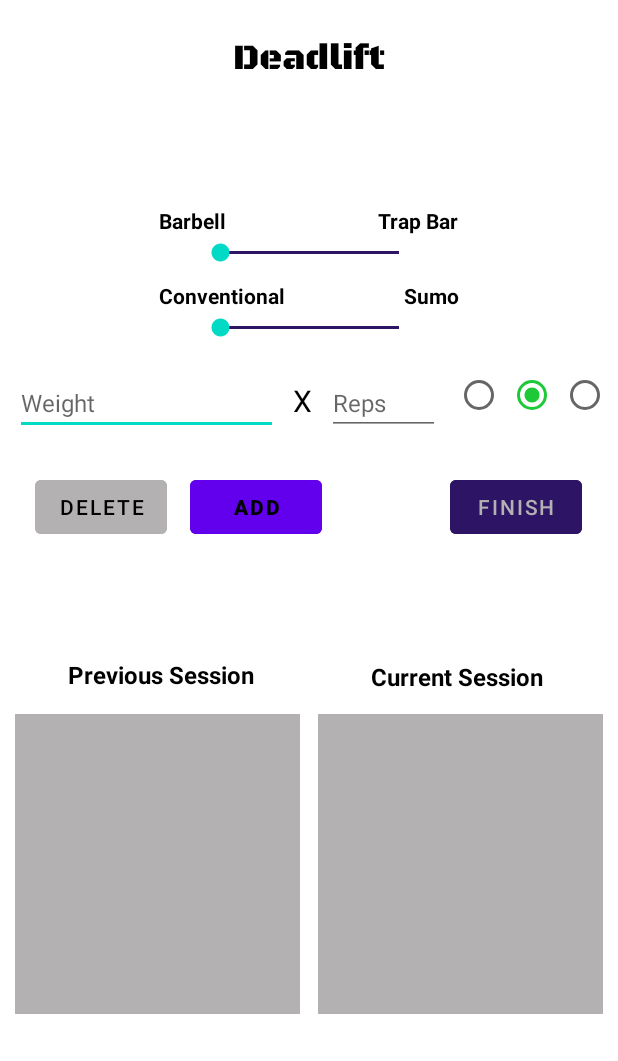
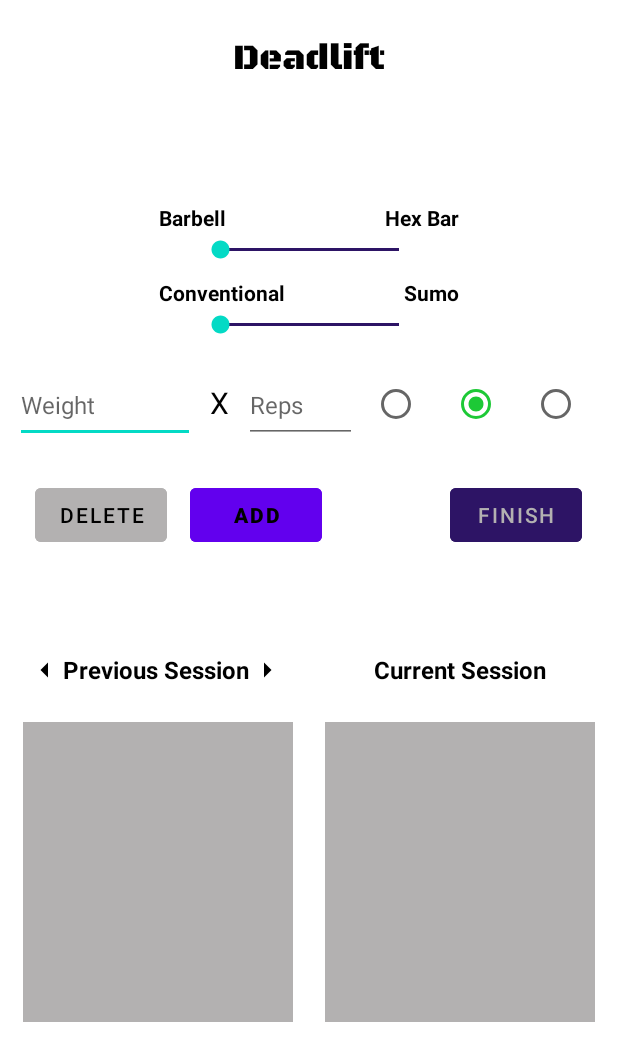
Before and after one commit to NegativeDistance/SimpleLifts, an Android app: the screen it shows after launch once a user with an empty profile is signed in (ActiveLift), after a tap on "DEADLIFT", on a phone screen of 412 x 824 dp. Shown: the top 1061 px of the screen. Run offline under Robolectric (Android 15) with nearby library versions, the phone set to English and light mode, and no system bars; our stand-ins replace Firebase (no records; nobody signed in at launch, a user with empty details on screens opened directly).

Commit message:
Working on Deadlift mode, need to finish a few seek actions -Added Squat mode -Added Buttons for Scrolling through old sessions
Next: Finish up Deadlift and Squat
Then: Add timestamps and functionality to look through all old sessions

```diff
--- a/app/src/main/java/com/petrus/simplelifts/ActiveLift.java
+++ b/app/src/main/java/com/petrus/simplelifts/ActiveLift.java
@@ -31,10 +31,8 @@ public class ActiveLift extends AppCompatActivity
     FirebaseAuth auth = FirebaseAuth.getInstance();
     FirebaseFirestore database;
 
-    ArrayList<SessionModel> sessionModelsPrevious;
-    ArrayList<SessionModel> sessionModelsCurrent;
-    Session_RecyclerViewAdapter adapterPrevious;
-    Session_RecyclerViewAdapter adapterCurrent;
+    ArrayList<SessionModel> sessionModelsPrevious, sessionModelsCurrent;
+    Session_RecyclerViewAdapter adapterPrevious, adapterCurrent;
 
     TextView textViewTitle;
     TextView textViewTopSeek2;
@@ -44,12 +42,12 @@ public class ActiveLift extends AppCompatActivity
     Button add, delete, finish;
     EditText weight, reps;
 
-    SeekBar seekBarDB;
-    SeekBar seekBarSelectTwo;
-    SeekBar seekBarSelectThree;
+    SeekBar seekBarBarType, seekBarSelectTwo, seekBarSelectThree;
 
     String uid;
     String lift;
+    String benchFlatBB, benchFlatDB, benchInclineBB, benchInclineDB, benchDeclineBB, benchDeclineDB, squatHighBB, squatLowBB, squatFrontBB,
+            deadliftConvBB, deadliftConvHex, deadliftSumoBB;
 
     int position = 0;
     String difficulty;
@@ -86,7 +84,7 @@ public class ActiveLift extends AppCompatActivity
         textViewBottomSeek2 = findViewById(R.id.textViewBottomSeek2);
         textViewBottomSeek3 = findViewById(R.id.textViewBottomSeek3);
 
-        seekBarDB = findViewById(R.id.seekBarDB);
+        seekBarBarType = findViewById(R.id.seekBarBarType);
         seekBarSelectThree = findViewById(R.id.seekBarSelectThree);
         seekBarSelectTwo = findViewById(R.id.seekBarSelectTwo);
 
@@ -101,45 +99,81 @@ public class ActiveLift extends AppCompatActivity
         weight = findViewById(R.id.editTextWeight);
         reps = findViewById(R.id.editTextReps);
 
+        benchFlatBB = getString(R.string.benchFlatBB);
+        benchFlatDB = getString(R.string.benchFlatDB);
+        benchInclineBB = getString(R.string.benchInclineBB);
+        benchInclineDB = getString(R.string.benchInclineDB);
+        benchDeclineBB = getString(R.string.benchInclineBB);
+        benchDeclineDB = getString(R.string.benchInclineDB);
+        squatHighBB = getString(R.string.squatHighBB);
+        squatLowBB = getString(R.string.squatLowBB);
+        squatFrontBB = getString(R.string.squatFrontBB);
+        deadliftConvBB = getString(R.string.deadliftConvBB);
+        deadliftConvHex = getString(R.string.deadliftConvHex);
+        deadliftSumoBB = getString(R.string.deadliftSumoBB);
+
         setup(mode);
 
-        fetchData(sessionModelsPrevious, adapterPrevious);
-
-        seekBarDB.setOnSeekBarChangeListener(new SeekBar.OnSeekBarChangeListener()
+        seekBarBarType.setOnSeekBarChangeListener(new SeekBar.OnSeekBarChangeListener()
         {
             @Override
             public void onProgressChanged(SeekBar seekBar, int progress, boolean b)
             {
+                switch (mode)
+                {
+                    case "bench":
                         if (progress == 0)
                         {
                             if (seekBarSelectThree.getProgress() == 0)
                             {
-                        lift = "benchDeclineBB";
+                                lift = benchDeclineBB;
                             }
                             else if (seekBarSelectThree.getProgress() == 1)
                             {
-                        lift = "benchFlatBB";
+                                lift = benchFlatBB;
                             }
                             else if (seekBarSelectThree.getProgress() == 2)
                             {
-                        lift = "benchInclineBB";
+                                lift = benchInclineBB;
                             }
                         }
                         else if (progress == 1)
                         {
                             if (seekBarSelectThree.getProgress() == 0)
                             {
-                        lift = "benchDeclineDB";
+                                lift = benchDeclineDB;
                             }
                             else if (seekBarSelectThree.getProgress() == 1)
                             {
-                        lift = "benchFlatDB";
+                                lift = benchFlatDB;
                             }
                             else if (seekBarSelectThree.getProgress() == 2)
                             {
-                        lift = "benchInclineDB";
+                                lift = benchInclineDB;
                             }
                         }
+                        break;
+
+                    case "deadlift":
+                        if (progress == 0)
+                        {
+                            if  (seekBarSelectTwo.getProgress() == 0)
+                            {
+                                lift = deadliftConvBB;
+                            }
+                            else if (seekBarSelectTwo.getProgress() == 1)
+                            {
+                                lift = deadliftSumoBB;
+                            }
+                        }
+                        else if (progress == 1)
+                        {
+                            seekBarSelectTwo.setProgress(0);
+                            lift = deadliftConvHex;
+                        }
+                        break;
+                }
+
                 fetchData(sessionModelsPrevious, adapterPrevious);
                 Log.d("switch", "current lift: " + lift);
             }
@@ -164,35 +198,35 @@ public class ActiveLift extends AppCompatActivity
             {
                 if (progress == 0)
                 {
-                    if (seekBarDB.getProgress() == 0)
+                    if (seekBarBarType.getProgress() == 0)
                     {
-                        lift = "benchDeclineBB";
+                        lift = benchDeclineBB;
                     }
-                    else if (seekBarDB.getProgress() == 1)
+                    else if (seekBarBarType.getProgress() == 1)
                     {
-                        lift = "benchDeclineDB";
+                        lift = benchDeclineDB;
                     }
                 }
                 else if (progress == 1)
                 {
-                    if (seekBarDB.getProgress() == 0)
+                    if (seekBarBarType.getProgress() == 0)
                     {
-                        lift = "benchFlatBB";
+                        lift = benchFlatBB;
                     }
-                    else if (seekBarDB.getProgress() == 1)
+                    else if (seekBarBarType.getProgress() == 1)
                     {
-                        lift = "benchFlatDB";
+                        lift = benchFlatDB;
                     }
                 }
                 else if (progress == 2)
                 {
-                    if (seekBarDB.getProgress() == 0)
+                    if (seekBarBarType.getProgress() == 0)
                     {
-                        lift = "benchInclineBB";
+                        lift = benchInclineBB;
                     }
-                    else if (seekBarDB.getProgress() == 1)
+                    else if (seekBarBarType.getProgress() == 1)
                     {
-                        lift = "benchInclineDB";
+                        lift = benchInclineDB;
                     }
                 }
                 fetchData(sessionModelsPrevious, adapterPrevious);
@@ -207,6 +241,52 @@ public class ActiveLift extends AppCompatActivity
             @Override
             public void onStopTrackingTouch(SeekBar seekBar)
             {
+            }
+        });
+
+        seekBarSelectTwo.setOnSeekBarChangeListener(new SeekBar.OnSeekBarChangeListener()
+        {
+            @Override
+            public void onProgressChanged(SeekBar seekBar, int progress, boolean b)
+            {
+                switch (mode)
+                {
+                    case "ohpress":
+                        break;
+
+                    case "deadlift":
+                        if (progress == 0)
+                        {
+                            if (seekBarBarType.getProgress() == 0)
+                            {
+                                lift = deadliftConvBB;
+                            }
+                            else if (seekBarBarType.getProgress() == 1)
+                            {
+                                lift = deadliftSumoBB;
+                            }
+                        }
+                        else if (progress == 1)
+                        {
+                            seekBarBarType.setProgress(0);
+                            lift = deadliftConvHex;
+                        }
+                        break;
+                }
+                fetchData(sessionModelsPrevious, adapterPrevious);
+                Log.d("switch", "current lift: " + lift);
+            }
+
+            @Override
+            public void onStartTrackingTouch(SeekBar seekBar)
+            {
+
+            }
+
+            @Override
+            public void onStopTrackingTouch(SeekBar seekBar)
+            {
+
             }
         });
 
@@ -303,7 +383,7 @@ public class ActiveLift extends AppCompatActivity
         switch(mode)
         {
             case "bench":
-                lift = "benchFlatBB";
+                lift = benchFlatBB;
                 textViewTitle.setText(R.string.bench);
                 textViewTopSeek2.setText(R.string.db);
 
@@ -314,10 +394,23 @@ public class ActiveLift extends AppCompatActivity
                 textViewBottomSeek2.setText(R.string.flat);
                 textViewBottomSeek3.setText(R.string.incline);
                 break;
+
+            case "squat":
+                lift = squatHighBB;
+                textViewTitle.setText(R.string.squat);
+
+                seekBarSelectThree.setVisibility(View.VISIBLE);
+                seekBarSelectTwo.setVisibility(View.INVISIBLE);
+                textViewBottomSeek1.setText(R.string.lowbar);
+                textViewBottomSeek2.setVisibility(View.VISIBLE);
+                textViewBottomSeek2.setText(R.string.highbar);
+                textViewBottomSeek3.setText(R.string.frontsquat);
+                break;
+
             case "deadlift":
-                lift = "deadliftConvBB";
+                lift = benchFlatBB;
                 textViewTitle.setText(R.string.deadlift);
-                textViewTopSeek2.setText(R.string.trapbar);
+                textViewTopSeek2.setText(R.string.hexbar);
 
                 seekBarSelectThree.setVisibility(View.INVISIBLE);
                 seekBarSelectTwo.setVisibility(View.VISIBLE);
@@ -326,6 +419,7 @@ public class ActiveLift extends AppCompatActivity
                 textViewBottomSeek3.setText(R.string.sumo);
                 break;
         }
+        fetchData(sessionModelsPrevious, adapterPrevious);
     }
 
     private void fetchData(ArrayList<SessionModel> previous, Session_RecyclerViewAdapter adapter)
--- a/app/src/main/java/com/petrus/simplelifts/MainActivity.java
+++ b/app/src/main/java/com/petrus/simplelifts/MainActivity.java
@@ -41,6 +41,13 @@ public class MainActivity extends AppCompatActivity
             startActivity(intent);
         });
 
+        buttonSquat.setOnClickListener(view ->
+        {
+            Intent intent = new Intent(MainActivity.this, ActiveLift.class);
+            intent.putExtra("mode", "squat");
+            startActivity(intent);
+        });
+
         buttonDeadlift.setOnClickListener(view ->
         {
             Intent intent = new Intent(MainActivity.this, ActiveLift.class);
--- /dev/null
+++ b/app/src/main/res/drawable/arrow_left.xml
@@ -0,0 +1,5 @@
+<vector android:autoMirrored="true" android:height="24dp"
+    android:tint="#000000" android:viewportHeight="24"
+    android:viewportWidth="24" android:width="24dp" xmlns:android="http://schemas.android.com/apk/res/android">
+    <path android:fillColor="@android:color/white" android:pathData="M14,7l-5,5 5,5V7z"/>
+</vector>
--- /dev/null
+++ b/app/src/main/res/drawable/arrow_right.xml
@@ -0,0 +1,5 @@
+<vector android:autoMirrored="true" android:height="24dp"
+    android:tint="#000000" android:viewportHeight="24"
+    android:viewportWidth="24" android:width="24dp" xmlns:android="http://schemas.android.com/apk/res/android">
+    <path android:fillColor="@android:color/white" android:pathData="M10,17l5,-5 -5,-5v10z"/>
+</vector>
--- a/app/src/main/res/layout/activity_active_lift.xml
+++ b/app/src/main/res/layout/activity_active_lift.xml
@@ -42,8 +42,8 @@
 
             <EditText
                 android:id="@+id/editTextWeight"
-                android:layout_width="175dp"
-                android:layout_height="wrap_content"
+                android:layout_width="120dp"
+                android:layout_height="50dp"
                 android:autofillHints="weight"
                 android:ems="10"
                 android:hint="@string/weight"
@@ -63,7 +63,7 @@
             <EditText
                 android:id="@+id/editTextReps"
                 android:layout_width="75dp"
-                android:layout_height="wrap_content"
+                android:layout_height="50dp"
                 android:layout_marginEnd="10dp"
                 android:autofillHints="reps"
                 android:ems="10"
@@ -79,24 +79,24 @@
 
                 <RadioButton
                     android:id="@+id/radioButtonEasy"
-                    android:layout_width="30dp"
-                    android:layout_height="wrap_content"
+                    android:layout_width="48dp"
+                    android:layout_height="48dp"
                     android:layout_marginEnd="5dp"
                     android:checked="false"
                     android:theme="@style/RadioButtonBlue" />
 
                 <RadioButton
                     android:id="@+id/radioButtonNormal"
-                    android:layout_width="30dp"
-                    android:layout_height="wrap_content"
+                    android:layout_width="48dp"
+                    android:layout_height="48dp"
                     android:layout_marginEnd="5dp"
                     android:checked="true"
                     android:theme="@style/RadioButtonGreen" />
 
                 <RadioButton
                     android:id="@+id/radioButtonHard"
-                    android:layout_width="30dp"
-                    android:layout_height="wrap_content"
+                    android:layout_width="48dp"
+                    android:layout_height="48dp"
                     android:theme="@style/RadioButtonRed" />
             </RadioGroup>
 
@@ -149,35 +149,34 @@
         android:id="@+id/textViewPreviousTitle"
         android:layout_width="wrap_content"
         android:layout_height="wrap_content"
-        android:layout_marginStart="45dp"
+        android:layout_marginBottom="24dp"
         android:text="@string/recent"
         android:textColor="@color/black"
         android:textSize="16sp"
         android:textStyle="bold"
         app:layout_constraintBottom_toTopOf="@+id/recyclerViewPrevious"
-        app:layout_constraintStart_toStartOf="parent"
-        app:layout_constraintTop_toBottomOf="@+id/linearLayout"
-        app:layout_constraintVertical_bias="0.8" />
+        app:layout_constraintEnd_toEndOf="@+id/recyclerViewPrevious"
+        app:layout_constraintHorizontal_bias="0.48"
+        app:layout_constraintStart_toStartOf="@+id/recyclerViewPrevious" />
 
     <TextView
         android:id="@+id/textViewCurrentTitle"
         android:layout_width="wrap_content"
         android:layout_height="wrap_content"
-        android:layout_marginEnd="50dp"
+        android:layout_marginBottom="24dp"
         android:text="@string/current"
         android:textColor="@color/black"
         android:textSize="16sp"
         android:textStyle="bold"
         app:layout_constraintBottom_toTopOf="@+id/recyclerViewCurrent"
-        app:layout_constraintEnd_toEndOf="parent"
-        app:layout_constraintTop_toBottomOf="@+id/linearLayout"
-        app:layout_constraintVertical_bias="0.822" />
+        app:layout_constraintEnd_toEndOf="@+id/recyclerViewCurrent"
+        app:layout_constraintStart_toStartOf="@+id/recyclerViewCurrent" />
 
     <androidx.recyclerview.widget.RecyclerView
         android:id="@+id/recyclerViewPrevious"
-        android:layout_width="190dp"
+        android:layout_width="180dp"
         android:layout_height="200dp"
-        android:layout_marginStart="10dp"
+        android:layout_marginStart="15dp"
         android:layout_marginTop="100dp"
         android:background="@color/gray"
         android:paddingVertical="5dp"
@@ -188,10 +187,10 @@
 
     <androidx.recyclerview.widget.RecyclerView
         android:id="@+id/recyclerViewCurrent"
-        android:layout_width="190dp"
+        android:layout_width="180dp"
         android:layout_height="200dp"
         android:layout_marginTop="100dp"
-        android:layout_marginEnd="10dp"
+        android:layout_marginEnd="15dp"
         android:background="@color/gray"
         android:paddingVertical="5dp"
         android:paddingStart="5dp"
@@ -299,7 +298,7 @@
             app:layout_constraintTop_toTopOf="parent" />
 
         <SeekBar
-            android:id="@+id/seekBarDB"
+            android:id="@+id/seekBarBarType"
             style="@android:style/Widget.DeviceDefault.SeekBar"
             android:layout_width="151dp"
             android:layout_height="22dp"
@@ -313,4 +312,22 @@
             app:layout_constraintStart_toStartOf="parent" />
     </androidx.constraintlayout.widget.ConstraintLayout>
 
+    <ImageView
+        android:id="@+id/imageViewLeftButton"
+        android:layout_width="wrap_content"
+        android:layout_height="wrap_content"
+        app:layout_constraintBottom_toBottomOf="@+id/textViewPreviousTitle"
+        app:layout_constraintEnd_toStartOf="@+id/textViewPreviousTitle"
+        app:layout_constraintTop_toTopOf="@+id/textViewPreviousTitle"
+        app:srcCompat="@drawable/arrow_left" />
+
+    <ImageView
+        android:id="@+id/imageViewRightButton"
+        android:layout_width="wrap_content"
+        android:layout_height="wrap_content"
+        app:layout_constraintBottom_toBottomOf="@+id/textViewPreviousTitle"
+        app:layout_constraintStart_toEndOf="@+id/textViewPreviousTitle"
+        app:layout_constraintTop_toTopOf="@+id/textViewPreviousTitle"
+        app:srcCompat="@drawable/arrow_right" />
+
 </androidx.constraintlayout.widget.ConstraintLayout>
--- /dev/null
+++ b/app/src/main/res/values/lifts.xml
@@ -0,0 +1,17 @@
+<?xml version="1.0" encoding="utf-8"?>
+<resources>
+    <string name="benchFlatBB">benchFlatBB</string>
+    <string name="benchFlatDB">benchFlatDB</string>
+    <string name="benchInclineBB">benchInclineBB</string>
+    <string name="benchInclineDB">benchInclineDB</string>
+    <string name="benchDeclineBB">benchDeclineBB</string>
+    <string name="benchDeclineDB">benchDeclineDB</string>
+
+    <string name="squatHighBB">squatHighBB</string>
+    <string name="squatLowBB">squatLowBB</string>
+    <string name="squatFrontBB">squatFrontBB</string>
+
+    <string name="deadliftConvBB">deadliftConvBB</string>
+    <string name="deadliftConvHex">deadliftConvBB</string>
+    <string name="deadliftSumoBB">deadliftConvBB</string>
+</resources>
--- a/app/src/main/res/values/strings.xml
+++ b/app/src/main/res/values/strings.xml
@@ -7,10 +7,13 @@
     <string name="row">Row</string>
     <string name="db">Dumbbell</string>
     <string name="bb">Barbell</string>
-    <string name="trapbar">Trap Bar</string>
+    <string name="hexbar">Hex Bar</string>
     <string name="flat">Flat</string>
     <string name="incline">Incline</string>
     <string name="decline">Decline</string>
+    <string name="lowbar">Low</string>
+    <string name="highbar">High</string>
+    <string name="frontsquat">Front</string>
     <string name="conventional">Conventional</string>
     <string name="sumo">Sumo</string>
     <string name="weight">Weight</string>
@@ -34,4 +37,6 @@
     <string name="settings">Settings</string>
     <string name="profile">Profile</string>
     <string name="signout">Sign Out</string>
+    <string name="weight_holder">135</string>
+    <string name="rep_holder">001</string>
 </resources>
```
Also changed, not shown: app/src/main/res/layout/recycler_view_row.xml (+12 -9 lines). Lines whose indentation alone changed are shown as unchanged.
